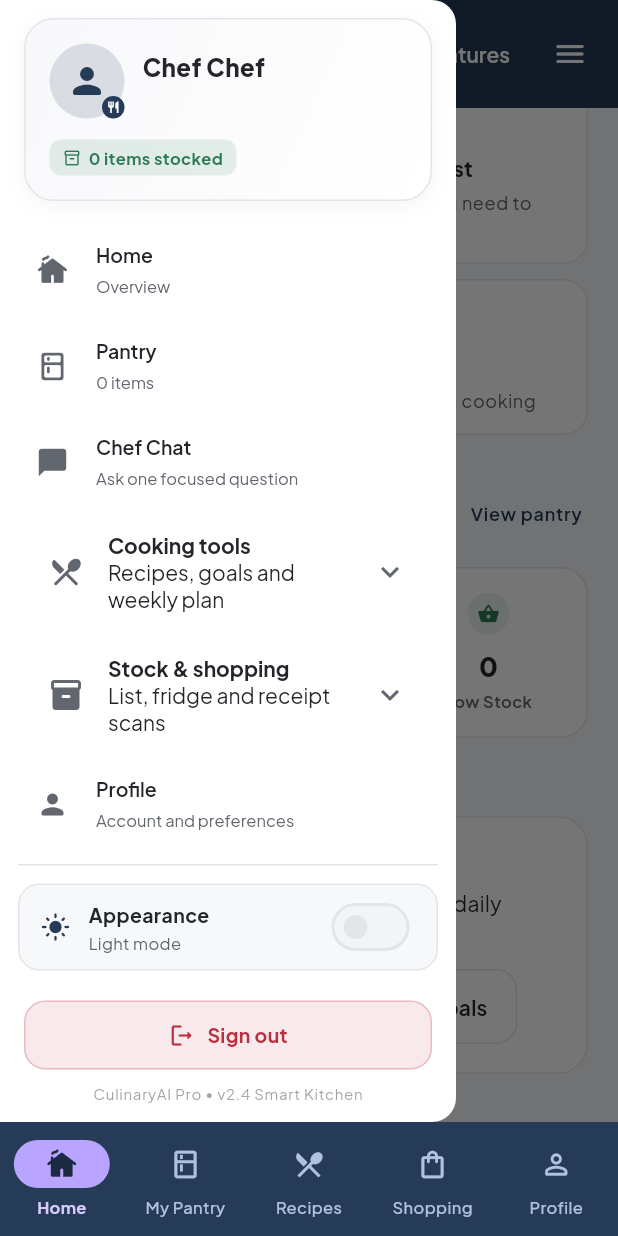
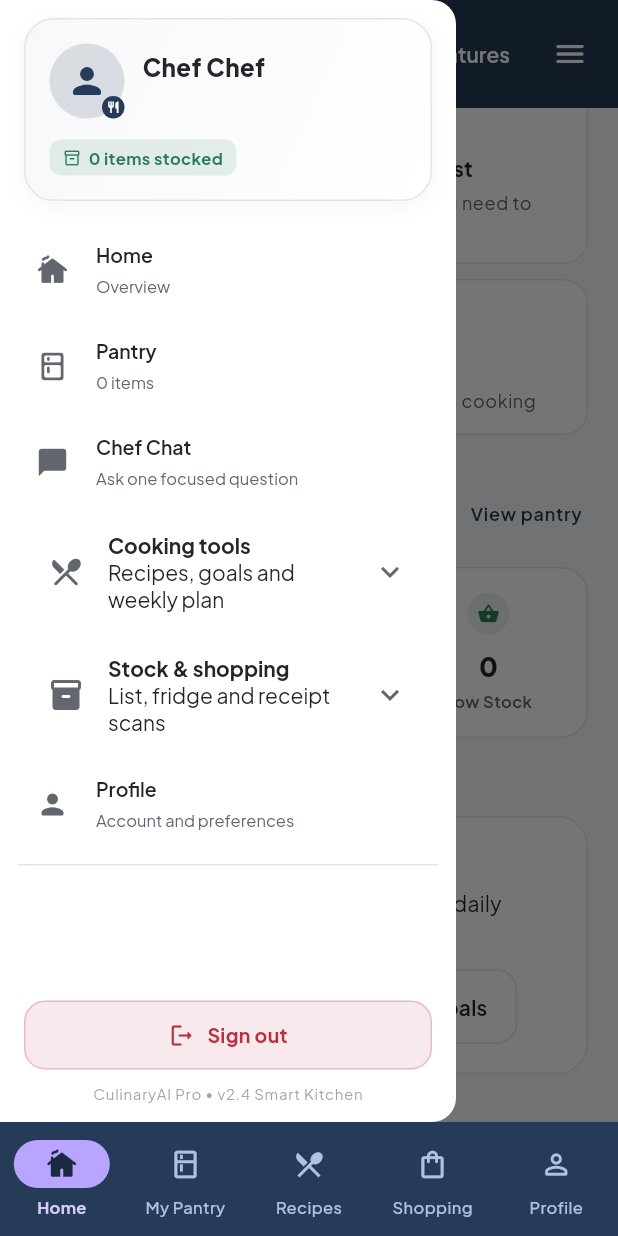
Before and after one commit to WaseeqSiddiqui/CulinaryAI, a Flutter app: the MainShell screen opened directly, scrolled down 517 dp, after a tap on the "menu" icon, on a phone screen of 412 x 824 dp. Run offline on Flutter 3.47's test engine with Material 3 defaults, Android fonts, the phone set to English and light mode, and no system bars; our stand-ins replace cloud_firestore, firebase_auth, firebase_core, flutter_tts, google_sign_in, image_picker and 2 more; missing offline and left inert: flutter_inappwebview; accounts and stored records are empty.

Commit message:
Remove dark mode and appearance controls; keep app consistently light

```diff
--- a/lib/core/theme/app_theme.dart
+++ b/lib/core/theme/app_theme.dart
@@ -65,7 +65,6 @@ class AppTheme {
   static const herbGradient = primaryGradient;
 
   static ThemeData get lightTheme => _build(false);
-  static ThemeData get darkTheme => _build(true);
 
   static ThemeData _build(bool dark) {
     final ink = dark ? textDarkPrimary : textLightPrimary;
--- a/lib/providers/theme_provider.dart
+++ /dev/null
@@ -1,20 +0,0 @@
-import 'package:flutter/material.dart';
-
-class ThemeProvider extends ChangeNotifier {
-  ThemeMode _themeMode = ThemeMode.light;
-
-  ThemeMode get themeMode => _themeMode;
-  bool get isDarkMode => _themeMode == ThemeMode.dark;
-
-  void toggleTheme() {
-    _themeMode = _themeMode == ThemeMode.dark
-        ? ThemeMode.light
-        : ThemeMode.dark;
-    notifyListeners();
-  }
-
-  void setThemeMode(ThemeMode mode) {
-    _themeMode = mode;
-    notifyListeners();
-  }
-}
--- a/lib/screens/home/main_shell.dart
+++ b/lib/screens/home/main_shell.dart
@@ -8,7 +8,6 @@ import '../../models/recipe_recommendation_model.dart';
 import '../../models/user_model.dart';
 import '../../providers/auth_provider.dart';
 import '../../providers/pantry_provider.dart';
-import '../../providers/theme_provider.dart';
 import '../../services/recipe_recommendation_service.dart';
 import '../../services/nutrition_calculator_service.dart';
 import '../../widgets/recipe_nutrition_panel.dart';
@@ -196,13 +195,6 @@ class _MainShellState extends State<MainShell> {
                               ],
                             ),
                           ),
-                          const SizedBox(height: 16),
-                          TextButton.icon(
-                            onPressed: () =>
-                                context.read<ThemeProvider>().toggleTheme(),
-                            icon: const Icon(Icons.contrast_rounded, size: 18),
-                            label: const Text('Switch appearance'),
-                          ),
                         ],
                       ),
                     ),
@@ -299,14 +291,12 @@ class _DashboardTabState extends State<_DashboardTab> {
   Widget build(BuildContext context) {
     final pantry = context.watch<PantryProvider>();
     final user = context.watch<AuthProvider>().currentUser;
-    final theme = context.watch<ThemeProvider>();
     final dark = Theme.of(context).brightness == Brightness.dark;
     final shell = MainShell._of(context);
     return Scaffold(
       drawer: _KitchenDrawer(
         user: user,
         pantry: pantry,
-        themeProvider: theme,
         isDark: dark,
         onLogout: _logout,
       ),
@@ -324,7 +314,7 @@ class _DashboardTabState extends State<_DashboardTab> {
           ),
           Builder(
             builder: (drawer) => IconButton(
-              tooltip: 'Account and appearance',
+              tooltip: 'Account menu',
               onPressed: () => Scaffold.of(drawer).openDrawer(),
               icon: const Icon(Icons.menu_rounded),
             ),
@@ -1508,14 +1498,12 @@ class _PulseStat extends StatelessWidget {
 class _KitchenDrawer extends StatelessWidget {
   final UserModel? user;
   final PantryProvider pantry;
-  final ThemeProvider themeProvider;
   final bool isDark;
   final VoidCallback onLogout;
 
   const _KitchenDrawer({
     required this.user,
     required this.pantry,
-    required this.themeProvider,
     required this.isDark,
     required this.onLogout,
   });
@@ -1864,63 +1852,6 @@ class _KitchenDrawer extends StatelessWidget {
                   const Padding(
                     padding: EdgeInsets.symmetric(vertical: 8),
                     child: Divider(height: 1),
-                  ),
-
-                  // Mode Switcher inside Drawer
-                  Container(
-                    margin: const EdgeInsets.symmetric(vertical: 4),
-                    padding: const EdgeInsets.symmetric(
-                      horizontal: 14,
-                      vertical: 4,
-                    ),
-                    decoration: BoxDecoration(
-                      color: isDark ? AppTheme.surfaceDark2 : AppTheme.bgLight,
-                      borderRadius: BorderRadius.circular(14),
-                      border: Border.all(color: borderColor),
-                    ),
-                    child: Row(
-                      children: [
-                        Icon(
-                          themeProvider.isDarkMode
-                              ? Icons.dark_mode_rounded
-                              : Icons.light_mode_rounded,
-                          size: 20,
-                          color: themeProvider.isDarkMode
-                              ? AppTheme.warmSaffron
-                              : AppTheme.primaryFlame,
-                        ),
-                        const SizedBox(width: 12),
-                        Expanded(
-                          child: Column(
-                            crossAxisAlignment: CrossAxisAlignment.start,
-                            children: [
-                              Text(
-                                'Appearance',
-                                style: TextStyle(
-                                  fontSize: 13,
-                                  fontWeight: FontWeight.w700,
-                                  color: itemColor,
-                                ),
-                              ),
-                              Text(
-                                themeProvider.isDarkMode
-                                    ? 'Dark mode'
-                                    : 'Light mode',
-                                style: TextStyle(fontSize: 11, color: subColor),
-                              ),
-                            ],
-                          ),
-                        ),
-                        Switch(
-                          value: themeProvider.isDarkMode,
-                          activeThumbColor: AppTheme.warmSaffron,
-                          activeTrackColor: AppTheme.warmSaffron.withValues(
-                            alpha: 0.3,
-                          ),
-                          onChanged: (_) => themeProvider.toggleTheme(),
-                        ),
-                      ],
-                    ),
                   ),
                 ],
               ),
```
Also changed, not shown: lib/main.dart (+3 -6 lines), lib/screens/auth/login_screen.dart (+0 -11 lines), lib/screens/auth/register_screen.dart (+1 -13 lines), 4 other files.
